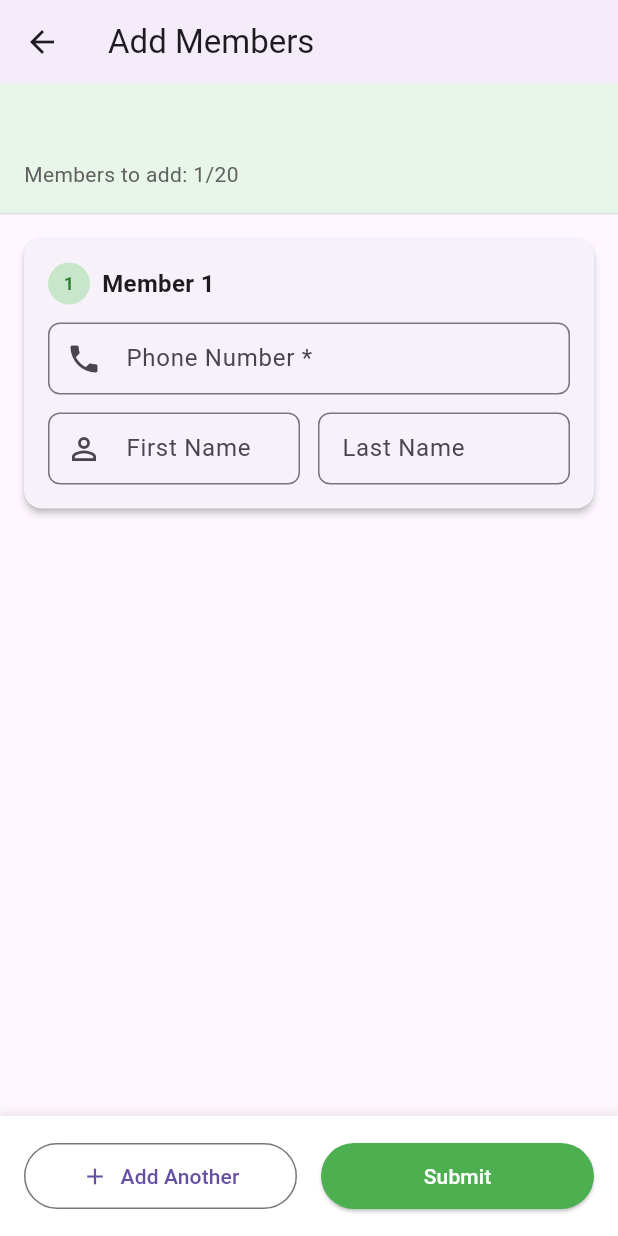
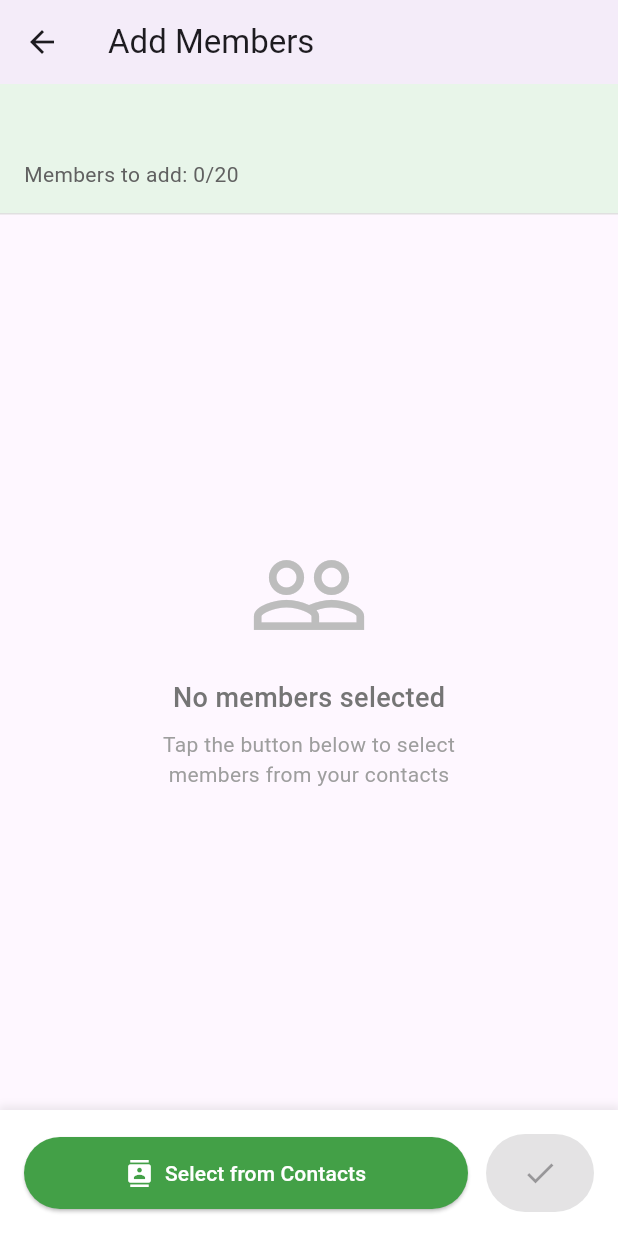
Before and after one commit to reachsriharsha/daari-parent, a Flutter app: the AddMembersScreen screen opened directly with empty values, on a phone screen of 412 x 824 dp. Run offline on Flutter 3.47's test engine with Material 3 defaults, Android fonts, the phone set to English and light mode, and no system bars; our stand-ins replace device_info_plus, firebase_auth, firebase_core, firebase_messaging, flutter_contacts, flutter_tts and 10 more; missing offline and left inert: flutter_polyline_points; accounts and stored records are empty; generated files the repository leaves out were written again.

Commit message:
feat: Refactor group member handling in group creation and management
- Introduced GroupMemberInput model to encapsulate member details (phone, first name, last name).
- Updated CreateGroupDialog to allow selection of members from contacts, replacing text input with a list of GroupMemberInput.
- Modified AddMembersScreen to utilize selected members instead of individual input fields.
- Enhanced SelectContactsPage to return GroupMemberInput objects instead of plain phone numbers.
- Updated backend communication to handle GroupMemberInput for group creation and member management.
- Refined UI elements for better member selection and error handling across relevant screens.

```diff
--- /dev/null
+++ b/lib/models/group_member_input.dart
@@ -0,0 +1,29 @@
+/// Input model for group members with optional name fields
+/// Used during group creation and adding members to existing groups
+class GroupMemberInput {
+  final String phoneNumber;
+  final String? firstName;
+  final String? lastName;
+
+  GroupMemberInput({required this.phoneNumber, this.firstName, this.lastName});
+
+  Map<String, dynamic> toJson() => {
+    'member_phone_number': phoneNumber,
+    if (firstName != null && firstName!.isNotEmpty)
+      'member_first_name': firstName,
+    if (lastName != null && lastName!.isNotEmpty) 'member_last_name': lastName,
+  };
+
+  @override
+  String toString() {
+    final name = getDisplayName();
+    return name.isNotEmpty ? '$name ($phoneNumber)' : phoneNumber;
+  }
+
+  String getDisplayName() {
+    final parts = <String>[];
+    if (firstName != null && firstName!.isNotEmpty) parts.add(firstName!);
+    if (lastName != null && lastName!.isNotEmpty) parts.add(lastName!);
+    return parts.join(' ');
+  }
+}
--- a/lib/screens/add_members_screen.dart
+++ b/lib/screens/add_members_screen.dart
@@ -1,4 +1,6 @@
 import 'package:flutter/material.dart';
+import '../models/group_member_input.dart';
+import '../select_contacts_page.dart';
 import '../services/backend_com_service.dart';
 
 /// Screen for adding members to an existing group (DES-GRP003)
@@ -17,72 +19,16 @@ class AddMembersScreen extends StatefulWidget {
 }
 
 class _AddMembersScreenState extends State<AddMembersScreen> {
-  final List<_MemberInputController> _memberControllers = [];
+  List<GroupMemberInput> selectedMembers = [];
   bool _isLoading = false;
   String? _errorMessage;
 
   static const int maxMembers = 20;
 
-  @override
-  void initState() {
-    super.initState();
-    _addMemberInput(); // Start with one empty input
-  }
-
-  void _addMemberInput() {
-    if (_memberControllers.length >= maxMembers) {
-      ScaffoldMessenger.of(context).showSnackBar(
-        SnackBar(content: Text('Maximum $maxMembers members allowed')),
-      );
+  Future<void> _submitMembers() async {
+    if (selectedMembers.isEmpty) {
+      setState(() => _errorMessage = 'Please select at least one member');
       return;
-    }
-
-    setState(() {
-      _memberControllers.add(_MemberInputController());
-    });
-  }
-
-  void _removeMemberInput(int index) {
-    if (_memberControllers.length > 1) {
-      setState(() {
-        _memberControllers[index].dispose();
-        _memberControllers.removeAt(index);
-      });
-    }
-  }
-
-  Future<void> _submitMembers() async {
-    // Clear previous error
-    setState(() => _errorMessage = null);
-
-    // Validate inputs
-    final members = <GroupMemberInput>[];
-    for (int i = 0; i < _memberControllers.length; i++) {
-      final controller = _memberControllers[i];
-      final phone = controller.phoneController.text.trim();
-
-      if (phone.isEmpty) {
-        setState(
-            () => _errorMessage = 'Phone number is required for member ${i + 1}');
-        return;
-      }
-
-      // Basic phone validation - at least 10 digits
-      if (phone.length < 10) {
-        setState(() =>
-            _errorMessage = 'Invalid phone number for member ${i + 1}');
-        return;
-      }
-
-      members.add(GroupMemberInput(
-        phoneNumber: phone,
-        firstName: controller.firstNameController.text.trim().isEmpty
-            ? null
-            : controller.firstNameController.text.trim(),
-        lastName: controller.lastNameController.text.trim().isEmpty
-            ? null
-            : controller.lastNameController.text.trim(),
-      ));
     }
 
     setState(() {
@@ -94,7 +40,7 @@ class _AddMembersScreenState extends State<AddMembersScreen> {
       final response = await BackendComService.instance.addGroupMembers(
         groupId: widget.groupId,
         groupName: widget.groupName,
-        members: members,
+        members: selectedMembers,
       );
 
       if (response['status'] == 'success') {
@@ -103,7 +49,9 @@ class _AddMembersScreenState extends State<AddMembersScreen> {
           Navigator.pop(context, true); // Return true to indicate success
         }
       } else {
-        setState(() => _errorMessage = response['message'] ?? 'Failed to add members');
+        setState(
+          () => _errorMessage = response['message'] ?? 'Failed to add members',
+        );
       }
     } catch (e) {
       setState(() => _errorMessage = e.toString());
@@ -117,11 +65,9 @@ class _AddMembersScreenState extends State<AddMembersScreen> {
   @override
   Widget build(BuildContext context) {
     return Scaffold(
-      appBar: AppBar(
-        title: const Text('Add Members'),
-        elevation: 2,
-      ),
-      body: Column(
+      appBar: AppBar(title: const Text('Add Members'), elevation: 2),
+      body: SafeArea(
+        child: Column(
           children: [
             // Error message
             if (_errorMessage != null)
@@ -170,28 +116,101 @@ class _AddMembersScreenState extends State<AddMembersScreen> {
                   ),
                   const SizedBox(height: 8),
                   Text(
-                  'Members to add: ${_memberControllers.length}/$maxMembers',
+                    'Members to add: ${selectedMembers.length}/$maxMembers',
+                    style: TextStyle(fontSize: 14, color: Colors.grey[700]),
+                  ),
+                ],
+              ),
+            ),
+
+            // Selected members list or empty state
+            Expanded(
+              child: selectedMembers.isEmpty
+                  ? Center(
+                      child: Padding(
+                        padding: const EdgeInsets.all(16),
+                        child: Column(
+                          mainAxisAlignment: MainAxisAlignment.center,
+                          children: [
+                            Icon(
+                              Icons.people_outline,
+                              size: 80,
+                              color: Colors.grey[400],
+                            ),
+                            const SizedBox(height: 16),
+                            Text(
+                              'No members selected',
+                              style: TextStyle(
+                                fontSize: 18,
+                                color: Colors.grey[600],
+                                fontWeight: FontWeight.w500,
+                              ),
+                            ),
+                            const SizedBox(height: 8),
+                            Text(
+                              'Tap the button below to select\nmembers from your contacts',
+                              textAlign: TextAlign.center,
                               style: TextStyle(
                                 fontSize: 14,
-                    color: Colors.grey[700],
+                                color: Colors.grey[500],
                               ),
                             ),
                           ],
                         ),
                       ),
-
-          // Member input list
-          Expanded(
-            child: ListView.builder(
+                    )
+                  : ListView.builder(
                       padding: const EdgeInsets.symmetric(vertical: 8),
-              itemCount: _memberControllers.length,
+                      itemCount: selectedMembers.length,
                       itemBuilder: (context, index) {
-                return _MemberInputCard(
-                  controller: _memberControllers[index],
-                  index: index + 1,
-                  onRemove: _memberControllers.length > 1
-                      ? () => _removeMemberInput(index)
-                      : null,
+                        final member = selectedMembers[index];
+                        return Card(
+                          margin: const EdgeInsets.symmetric(
+                            horizontal: 16,
+                            vertical: 6,
+                          ),
+                          elevation: 2,
+                          shape: RoundedRectangleBorder(
+                            borderRadius: BorderRadius.circular(12),
+                          ),
+                          child: ListTile(
+                            leading: CircleAvatar(
+                              backgroundColor: Colors.green[100],
+                              child: Text(
+                                '${index + 1}',
+                                style: TextStyle(
+                                  color: Colors.green[800],
+                                  fontWeight: FontWeight.bold,
+                                ),
+                              ),
+                            ),
+                            title: Text(
+                              member.getDisplayName(),
+                              style: const TextStyle(
+                                fontWeight: FontWeight.w600,
+                                fontSize: 16,
+                              ),
+                            ),
+                            subtitle: Text(
+                              member.phoneNumber,
+                              style: TextStyle(
+                                color: Colors.grey[600],
+                                fontSize: 14,
+                              ),
+                            ),
+                            trailing: IconButton(
+                              icon: const Icon(
+                                Icons.remove_circle,
+                                color: Colors.red,
+                              ),
+                              onPressed: () {
+                                setState(() {
+                                  selectedMembers.removeAt(index);
+                                });
+                              },
+                              tooltip: 'Remove member',
+                            ),
+                          ),
                         );
                       },
                     ),
@@ -213,28 +232,65 @@ class _AddMembersScreenState extends State<AddMembersScreen> {
               ),
               child: Row(
                 children: [
-                // Add another member button
+                  // Select from contacts button
                   Expanded(
-                  child: OutlinedButton.icon(
-                    onPressed: _memberControllers.length < maxMembers && !_isLoading
-                        ? _addMemberInput
+                    child: ElevatedButton.icon(
+                      onPressed:
+                          selectedMembers.length < maxMembers && !_isLoading
+                          ? () async {
+                              await Navigator.of(context).push(
+                                MaterialPageRoute(
+                                  builder: (ctx) => SelectContactsPage(
+                                    onMembersSelected: (members) {
+                                      setState(() {
+                                        // Limit to maxMembers
+                                        final availableSlots =
+                                            maxMembers - selectedMembers.length;
+                                        if (members.length > availableSlots) {
+                                          selectedMembers.addAll(
+                                            members.take(availableSlots),
+                                          );
+                                          ScaffoldMessenger.of(
+                                            context,
+                                          ).showSnackBar(
+                                            SnackBar(
+                                              content: Text(
+                                                'Only $availableSlots members added (max $maxMembers)',
+                                              ),
+                                            ),
+                                          );
+                                        } else {
+                                          selectedMembers.addAll(members);
+                                        }
+                                      });
+                                    },
+                                  ),
+                                ),
+                              );
+                            }
                           : null,
-                    icon: const Icon(Icons.add),
-                    label: const Text('Add Another'),
-                    style: OutlinedButton.styleFrom(
-                      padding: const EdgeInsets.symmetric(vertical: 12),
+                      icon: const Icon(Icons.contacts),
+                      label: const Text('Select from Contacts'),
+                      style: ElevatedButton.styleFrom(
+                        backgroundColor: Colors.green[600],
+                        foregroundColor: Colors.white,
+                        padding: const EdgeInsets.symmetric(vertical: 14),
                       ),
                     ),
                   ),
-                const SizedBox(width: 16),
+                  const SizedBox(width: 12),
                   // Submit button
-                Expanded(
-                  child: ElevatedButton(
-                    onPressed: _isLoading ? null : _submitMembers,
+                  ElevatedButton(
+                    onPressed: selectedMembers.isNotEmpty && !_isLoading
+                        ? _submitMembers
+                        : null,
                     style: ElevatedButton.styleFrom(
-                      backgroundColor: Colors.green,
+                      backgroundColor: Colors.green[700],
                       foregroundColor: Colors.white,
-                      padding: const EdgeInsets.symmetric(vertical: 12),
+                      padding: const EdgeInsets.symmetric(
+                        vertical: 14,
+                        horizontal: 24,
+                      ),
                     ),
                     child: _isLoading
                         ? const SizedBox(
@@ -245,8 +301,7 @@ class _AddMembersScreenState extends State<AddMembersScreen> {
                               color: Colors.white,
                             ),
                           )
-                        : const Text('Submit'),
-                  ),
+                        : const Icon(Icons.check, size: 24),
                   ),
                 ],
               ),
@@ -256,149 +311,6 @@ class _AddMembersScreenState extends State<AddMembersScreen> {
             if (_isLoading) const LinearProgressIndicator(),
           ],
         ),
-    );
-  }
-
-  @override
-  void dispose() {
-    for (final controller in _memberControllers) {
-      controller.dispose();
-    }
-    super.dispose();
-  }
-}
-
-/// Controller for a single member input row
-class _MemberInputController {
-  final phoneController = TextEditingController();
-  final firstNameController = TextEditingController();
-  final lastNameController = TextEditingController();
-
-  void dispose() {
-    phoneController.dispose();
-    firstNameController.dispose();
-    lastNameController.dispose();
-  }
-}
-
-/// Widget for a single member input card
-class _MemberInputCard extends StatelessWidget {
-  final _MemberInputController controller;
-  final int index;
-  final VoidCallback? onRemove;
-
-  const _MemberInputCard({
-    required this.controller,
-    required this.index,
-    this.onRemove,
-  });
-
-  @override
-  Widget build(BuildContext context) {
-    return Card(
-      margin: const EdgeInsets.symmetric(horizontal: 16, vertical: 8),
-      elevation: 2,
-      shape: RoundedRectangleBorder(
-        borderRadius: BorderRadius.circular(12),
-      ),
-      child: Padding(
-        padding: const EdgeInsets.all(16),
-        child: Column(
-          crossAxisAlignment: CrossAxisAlignment.start,
-          children: [
-            Row(
-              mainAxisAlignment: MainAxisAlignment.spaceBetween,
-              children: [
-                Row(
-                  children: [
-                    CircleAvatar(
-                      radius: 14,
-                      backgroundColor: Colors.green[100],
-                      child: Text(
-                        '$index',
-                        style: TextStyle(
-                          color: Colors.green[800],
-                          fontWeight: FontWeight.bold,
-                          fontSize: 12,
-                        ),
-                      ),
-                    ),
-                    const SizedBox(width: 8),
-                    Text(
-                      'Member $index',
-                      style: const TextStyle(
-                        fontWeight: FontWeight.bold,
-                        fontSize: 16,
-                      ),
-                    ),
-                  ],
-                ),
-                if (onRemove != null)
-                  IconButton(
-                    icon: const Icon(Icons.remove_circle, color: Colors.red),
-                    onPressed: onRemove,
-                    tooltip: 'Remove member',
-                  ),
-              ],
-            ),
-            const SizedBox(height: 12),
-            TextField(
-              controller: controller.phoneController,
-              decoration: InputDecoration(
-                labelText: 'Phone Number *',
-                hintText: '9876543210',
-                prefixIcon: const Icon(Icons.phone),
-                border: OutlineInputBorder(
-                  borderRadius: BorderRadius.circular(8),
-                ),
-                contentPadding: const EdgeInsets.symmetric(
-                  horizontal: 12,
-                  vertical: 12,
-                ),
-              ),
-              keyboardType: TextInputType.phone,
-            ),
-            const SizedBox(height: 12),
-            Row(
-              children: [
-                Expanded(
-                  child: TextField(
-                    controller: controller.firstNameController,
-                    decoration: InputDecoration(
-                      labelText: 'First Name',
-                      hintText: 'Optional',
-                      prefixIcon: const Icon(Icons.person_outline),
-                      border: OutlineInputBorder(
-                        borderRadius: BorderRadius.circular(8),
-                      ),
-                      contentPadding: const EdgeInsets.symmetric(
-                        horizontal: 12,
-                        vertical: 12,
-                      ),
-                    ),
-                  ),
-                ),
-                const SizedBox(width: 12),
-                Expanded(
-                  child: TextField(
-                    controller: controller.lastNameController,
-                    decoration: InputDecoration(
-                      labelText: 'Last Name',
-                      hintText: 'Optional',
-                      border: OutlineInputBorder(
-                        borderRadius: BorderRadius.circular(8),
-                      ),
-                      contentPadding: const EdgeInsets.symmetric(
-                        horizontal: 12,
-                        vertical: 12,
-                      ),
-                    ),
-                  ),
-                ),
-              ],
-            ),
-          ],
-        ),
       ),
     );
   }
--- a/lib/select_contacts_page.dart
+++ b/lib/select_contacts_page.dart
@@ -1,9 +1,10 @@
 import 'package:flutter/material.dart';
 import 'package:flutter_contacts/flutter_contacts.dart';
 import 'package:permission_handler/permission_handler.dart';
+import 'models/group_member_input.dart';
 
 class SelectContactsPage extends StatefulWidget {
-  final Function(List<String>) onMembersSelected;
+  final Function(List<GroupMemberInput>) onMembersSelected;
   const SelectContactsPage({super.key, required this.onMembersSelected});
 
   @override
@@ -176,7 +177,9 @@ class _SelectContactsPageState extends State<SelectContactsPage> {
                           .where(
                             (c) =>
                                 c.phones.isNotEmpty &&
-                                c.phones.first.number.isNotEmpty,
+                                c.phones.first.number.isNotEmpty &&
+                                (c.name.first.isNotEmpty ||
+                                    c.name.last.isNotEmpty),
                           )
                           .toList();
 
@@ -229,13 +232,19 @@ class _SelectContactsPageState extends State<SelectContactsPage> {
         onPressed: selectedContacts.isEmpty
             ? null
             : () {
-                final memberPhones = selectedContacts
+                final members = selectedContacts
+                    .where((c) => c.phones.isNotEmpty)
                     .map(
-                      (c) => c.phones.isNotEmpty ? c.phones.first.number : '',
+                      (c) => GroupMemberInput(
+                        phoneNumber: c.phones.first.number,
+                        firstName: c.name.first.isNotEmpty
+                            ? c.name.first
+                            : null,
+                        lastName: c.name.last.isNotEmpty ? c.name.last : null,
+                      ),
                     )
-                    .where((phone) => phone.isNotEmpty)
                     .toList();
-                widget.onMembersSelected(memberPhones);
+                widget.onMembersSelected(members);
                 Navigator.pop(context);
               },
         child: const Icon(Icons.done),
--- a/lib/services/backend_com_service.dart
+++ b/lib/services/backend_com_service.dart
@@ -2,28 +2,10 @@ import 'package:http/http.dart' as http;
 import 'dart:convert';
 import 'dart:io';
 import '../main.dart'; // To access storageService
+import '../models/group_member_input.dart';
 import '../utils/app_logger.dart';
 import '../widgets/status_widget.dart';
 import 'device_info_service.dart';
-
-/// Member entry with optional name fields (DES-GRP002)
-class GroupMemberInput {
-  final String phoneNumber;
-  final String? firstName;
-  final String? lastName;
-
-  GroupMemberInput({
-    required this.phoneNumber,
-    this.firstName,
-    this.lastName,
-  });
-
-  Map<String, dynamic> toJson() => {
-    'member_phone_number': phoneNumber,
-    if (firstName != null && firstName!.isNotEmpty) 'member_first_name': firstName,
-    if (lastName != null && lastName!.isNotEmpty) 'member_last_name': lastName,
-  };
-}
 
 /// Service class to handle all backend API communications
 class BackendComService {
@@ -100,7 +82,9 @@ class BackendComService {
       final responseData = jsonDecode(response.body);
       // DES-AUTH001: Handle update_required flag
       if (responseData['update_required'] == true) {
-        logger.warning('[AUTH] App update recommended - current version: $appVersion');
+        logger.warning(
+          '[AUTH] App update recommended - current version: $appVersion',
+        );
       }
       return responseData;
     } else {
@@ -562,8 +546,9 @@ class BackendComService {
       final group = await storageService.getGroup(groupId);
       if (group != null) {
         // Add new member phone numbers to existing list
-        final existingMembers =
-            List<String>.from(group.memberPhoneNumbers ?? []);
+        final existingMembers = List<String>.from(
+          group.memberPhoneNumbers ?? [],
+        );
         for (final member in members) {
           if (!existingMembers.contains(member.phoneNumber)) {
             existingMembers.add(member.phoneNumber);
@@ -655,7 +640,10 @@ class BackendComService {
       if (response.statusCode == 200 || response.statusCode == 201) {
         // Check if response indicates an error (e.g., self-removal, last member)
         if (responseData['status'] == 'error') {
-          showMessageInStatus("error", responseData['message'] ?? 'Operation failed');
+          showMessageInStatus(
+            "error",
+            responseData['message'] ?? 'Operation failed',
+          );
           return responseData;
         }
 
@@ -706,8 +694,9 @@ class BackendComService {
       final group = await storageService.getGroup(groupId);
       if (group != null) {
         // Remove phone numbers from existing list
-        final existingMembers =
-            List<String>.from(group.memberPhoneNumbers ?? []);
+        final existingMembers = List<String>.from(
+          group.memberPhoneNumbers ?? [],
+        );
         existingMembers.removeWhere((phone) => phoneNumbers.contains(phone));
         group.memberPhoneNumbers = existingMembers;
         await storageService.saveGroup(group);
@@ -752,10 +741,7 @@ class BackendComService {
 
     final url = Uri.parse("$_baseUrl/api/groups/delete");
 
-    final body = {
-      "group_id": groupId,
-      "group_name": groupName,
-    };
+    final body = {"group_id": groupId, "group_name": groupName};
 
     logger.debug("[API Request] POST $url Body: ${jsonEncode(body)}");
 
@@ -778,7 +764,10 @@ class BackendComService {
       if (response.statusCode == 200 || response.statusCode == 201) {
         // Check if response indicates an error (e.g., active trip)
         if (responseData['status'] == 'error') {
-          showMessageInStatus("error", responseData['message'] ?? 'Operation failed');
+          showMessageInStatus(
+            "error",
+            responseData['message'] ?? 'Operation failed',
+          );
           return responseData;
         }
 
@@ -927,8 +916,9 @@ class BackendComService {
         } else {
           // Update existing group
           group.groupName = groupData['name'] ?? group.groupName;
-          group.memberPhoneNumbers =
-              List<String>.from(groupData['member_phone_numbers'] ?? []);
+          group.memberPhoneNumbers = List<String>.from(
+            groupData['member_phone_numbers'] ?? [],
+          );
           group.adminPhoneNumber = groupData['admin_phone_number'];
           group.driverPhoneNumber = groupData['driver_phone_number'];
           group.isAdmin = groupData['is_admin'] ?? false;
@@ -958,9 +948,7 @@ class BackendComService {
         }
       }
 
-      logger.debug(
-        '[HIVE] Synced ${groupList.length} groups to Hive storage',
-      );
+      logger.debug('[HIVE] Synced ${groupList.length} groups to Hive storage');
     } catch (e, stackTrace) {
       logger.error(
         '[ERROR] Error syncing groups to Hive: $e',
```
Also changed, not shown: lib/home_page.dart (+48 -21 lines), lib/screens/delete_group_dialog.dart (+17 -53 lines), lib/screens/remove_members_screen.dart (+31 -20 lines), lib/services/group_service.dart (+13 -7 lines). Lines whose indentation alone changed are shown as unchanged.
